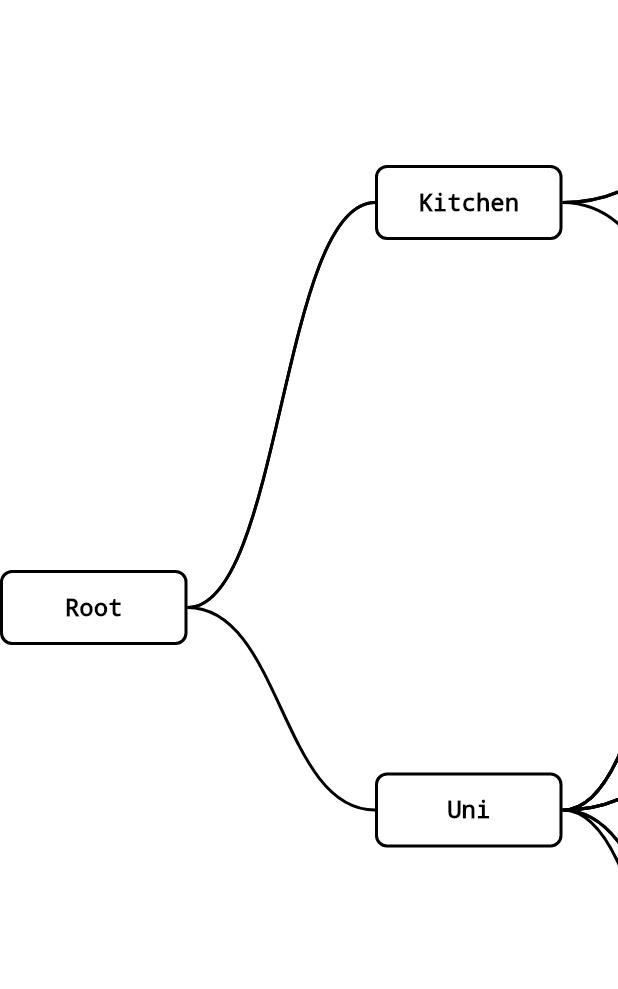
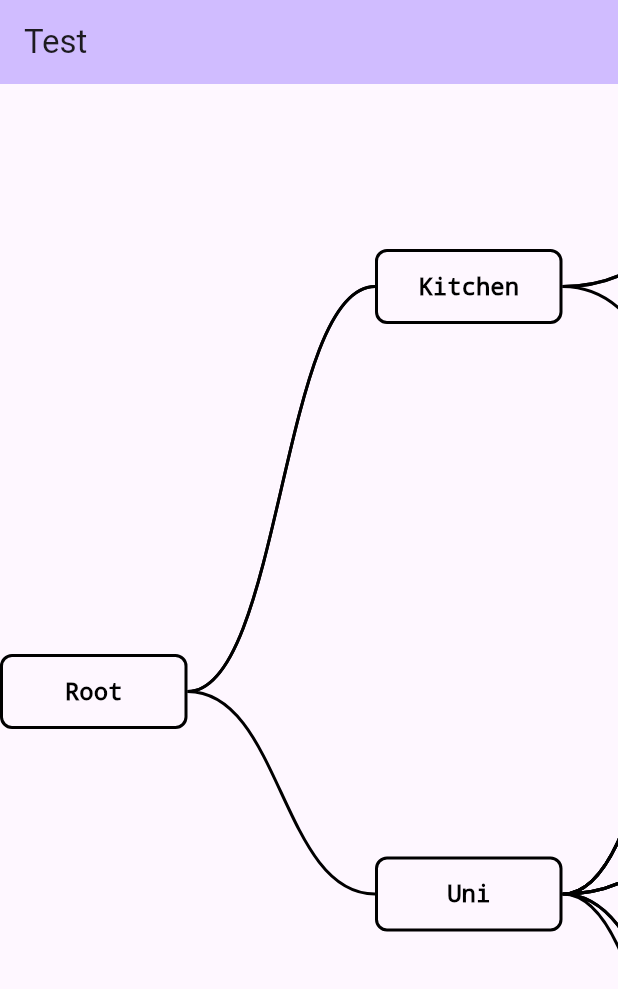
Before and after one commit to ninamaria31/TreeDoList, a Flutter app: the screen it shows after launch, on a phone screen of 412 x 824 dp. Shown: the top 989 px of the screen. Run offline on Flutter 3.47's test engine with Material 3 defaults, Android fonts, the phone set to English and light mode, and no system bars.

Commit message:
App now runs in the emulator turns out an android app needs a scaffold while the linux app doesn't. The code is a mess right now, but I have to go.

```diff
--- a/lib/main.dart
+++ b/lib/main.dart
@@ -1,3 +1,5 @@
+import 'dart:ui';
+
 import 'package:flutter/material.dart';
 import 'tree_view.dart';
 import 'tree_overview.dart';
@@ -5,18 +7,17 @@
 
 void main() {
   //runApp(TreeViewApp());
+  WidgetsFlutterBinding.ensureInitialized();
   runApp(
-    MaterialApp(
-      home: FutureBuilder<Tree>(
+   FutureBuilder<Tree>(
        future: loadExampleJson(),
        builder: (context, snapshot) {
          if (snapshot.connectionState == ConnectionState.done) {
-            return TreeOverviewWidget(tree: snapshot.data ?? Tree());
+           return TreeViewApp(tree: snapshot.data ?? Tree());
          } else {
            return const CircularProgressIndicator();
          }
        },
-      ),
      ),
   );
 }
@@ -142,11 +143,27 @@
 }
 
 class TreeViewApp extends StatelessWidget {
+  final Tree tree;
+
+  const TreeViewApp({super.key, required this.tree});
+
   @override
   Widget build(BuildContext context) {
     return MaterialApp(
-      home: TreeView(),
+      title: 'Test App',
+        home: Scaffold(
+            appBar: AppBar(
+              backgroundColor: Theme.of(context).colorScheme.inversePrimary,
+              title: const Text('Test'),
+            ),
+            body: Center(
+                child: MaterialApp(
+                    home: TreeOverviewWidget(tree: tree)
+                )
+            )
+        )
     );
+
   }
 
 }
```
Also changed, not shown: lib/tree_overview.dart (+5 -71 lines). Lines whose indentation alone changed are shown as unchanged.
